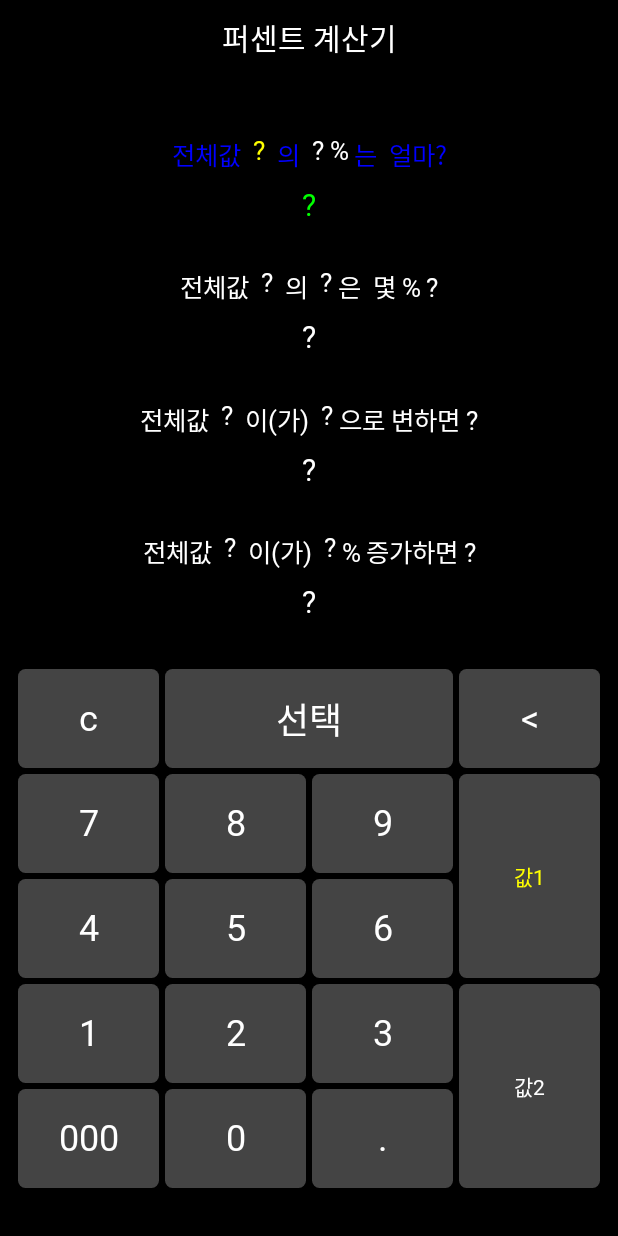
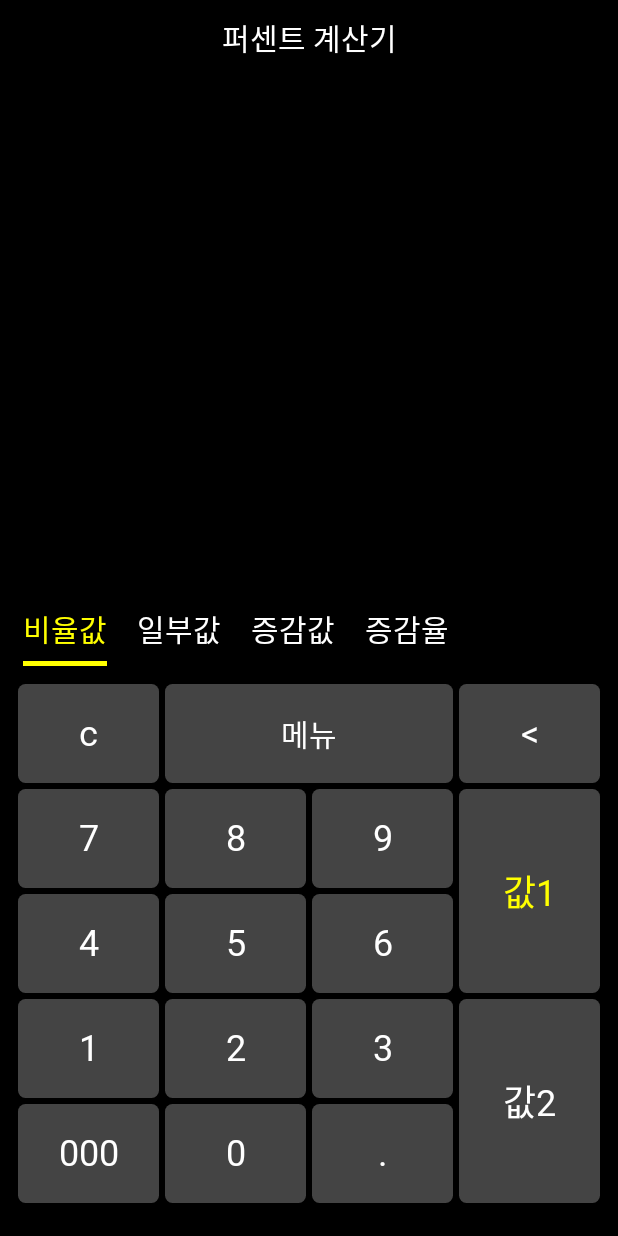
Before and after one commit to Jeong-Donghyeon/calculator-android, an Android app built with Jetpack Compose: the screen it shows after launch (MainActivity), on a phone screen of 412 x 824 dp. Run offline under Robolectric (Android 15) with nearby library versions, the phone set to English and light mode, and no system bars; our stand-ins replace Dagger/Hilt's generated code; Roboto replaces fonts that are not available here.

Commit message:
퍼센트 계산기 레이아웃 수정

```diff
--- a/app/src/main/java/dev/donghyeon/calculator/MainActivity.kt
+++ b/app/src/main/java/dev/donghyeon/calculator/MainActivity.kt
@@ -1,12 +1,9 @@
 package dev.donghyeon.calculator
 
-import android.app.Activity
 import android.os.Bundle
 import androidx.activity.ComponentActivity
 import androidx.activity.compose.setContent
 import androidx.activity.viewModels
-import androidx.compose.ui.graphics.toArgb
-import androidx.compose.ui.platform.LocalView
 import dagger.hilt.android.AndroidEntryPoint
 
 @AndroidEntryPoint
--- /dev/null
+++ b/app/src/main/java/dev/donghyeon/calculator/common/ViewScrollTab.kt
@@ -0,0 +1,247 @@
+package dev.donghyeon.calculator.common
+
+import androidx.compose.animation.animateColor
+import androidx.compose.animation.core.FastOutSlowInEasing
+import androidx.compose.animation.core.LinearEasing
+import androidx.compose.animation.core.animateDpAsState
+import androidx.compose.animation.core.tween
+import androidx.compose.animation.core.updateTransition
+import androidx.compose.foundation.background
+import androidx.compose.foundation.gestures.detectTapGestures
+import androidx.compose.foundation.horizontalScroll
+import androidx.compose.foundation.layout.fillMaxWidth
+import androidx.compose.foundation.layout.offset
+import androidx.compose.foundation.layout.padding
+import androidx.compose.foundation.layout.width
+import androidx.compose.foundation.layout.wrapContentSize
+import androidx.compose.foundation.rememberScrollState
+import androidx.compose.foundation.selection.selectableGroup
+import androidx.compose.material3.LocalContentColor
+import androidx.compose.material3.Surface
+import androidx.compose.material3.TabRowDefaults
+import androidx.compose.material3.Text
+import androidx.compose.material3.contentColorFor
+import androidx.compose.runtime.Composable
+import androidx.compose.runtime.CompositionLocalProvider
+import androidx.compose.runtime.getValue
+import androidx.compose.ui.Alignment
+import androidx.compose.ui.Modifier
+import androidx.compose.ui.UiComposable
+import androidx.compose.ui.composed
+import androidx.compose.ui.draw.clipToBounds
+import androidx.compose.ui.graphics.Color
+import androidx.compose.ui.input.pointer.pointerInput
+import androidx.compose.ui.layout.SubcomposeLayout
+import androidx.compose.ui.platform.debugInspectorInfo
+import androidx.compose.ui.text.style.TextAlign
+import androidx.compose.ui.tooling.preview.Preview
+import androidx.compose.ui.unit.Constraints
+import androidx.compose.ui.unit.Dp
+import androidx.compose.ui.unit.dp
+import androidx.compose.ui.unit.sp
+import dev.donghyeon.calculator.theme.ColorSet
+import dev.donghyeon.calculator.theme.TextSet
+
+@Preview
+@Composable
+fun Preview_ViewScrollTab() {
+    ViewScrollTab(
+        modifier = Modifier.background(ColorSet.container),
+        tabs = listOf("비율", "일부", "증값", "증율"),
+    )
+}
+
+@Composable
+fun ViewScrollTab(
+    modifier: Modifier = Modifier,
+    tabs: List<String>,
+    index: Int = 0,
+    onTab: (Int) -> Unit = {},
+) {
+    CustomScrollableTabRow(
+        modifier = modifier.then(Modifier.padding(horizontal = 5.dp)),
+        backgroundColor = Color.Transparent,
+        contentColor = ColorSet.text,
+        edgePadding = 0.dp,
+        divider = {},
+        indicator = {
+            TabRowDefaults.Indicator(
+                modifier =
+                    Modifier.customTabIndicatorOffset2(
+                        currentTabPosition = it[index],
+                    ),
+                color = ColorSet.select,
+            )
+        },
+        tabs = {
+            tabs.forEachIndexed { tabIndex, tab ->
+                val value = tabIndex == index
+                CustomTabTransition(
+                    selected = value,
+                    content = {
+                        Text(
+                            modifier =
+                                Modifier
+                                    .padding(10.dp)
+                                    .pointerInput(Unit) {
+                                        detectTapGestures(onTap = { onTab(tabIndex) })
+                                    },
+                            text = tab,
+                            textAlign = TextAlign.Center,
+                            style =
+                                if (value) {
+                                    TextSet.extraBold.copy(ColorSet.select, 20.sp)
+                                } else {
+                                    TextSet.bold.copy(ColorSet.text, 20.sp)
+                                },
+                        )
+                    },
+                )
+            }
+        },
+    )
+}
+
+@Composable
+@UiComposable
+private fun CustomScrollableTabRow(
+    modifier: Modifier = Modifier,
+    backgroundColor: Color = ColorSet.container,
+    contentColor: Color = contentColorFor(backgroundColor),
+    edgePadding: Dp = 52.dp,
+    indicator: @Composable (tabPositions: List<TabPos>) -> Unit,
+    divider: @Composable () -> Unit = @Composable { TabSlots.Divider },
+    tabs: @Composable () -> Unit,
+) {
+    Surface(
+        modifier = modifier,
+        color = backgroundColor,
+        contentColor = contentColor,
+    ) {
+        val scrollState = rememberScrollState()
+        SubcomposeLayout(
+            Modifier
+                .wrapContentSize(align = Alignment.CenterStart)
+                .horizontalScroll(scrollState)
+                .selectableGroup()
+                .clipToBounds(),
+        ) { constraints ->
+            val minTabWidth = 50.dp.roundToPx()
+            val padding = edgePadding.roundToPx()
+            val tabConstraints = constraints.copy(minWidth = minTabWidth)
+
+            val tabPlaceables =
+                subcompose(TabSlots.Tabs, tabs)
+                    .map { it.measure(tabConstraints) }
+
+            var layoutWidth = padding * 2
+            var layoutHeight = 0
+            tabPlaceables.forEach {
+                layoutWidth += it.width
+                layoutHeight = maxOf(layoutHeight, it.height)
+            }
+
+            // Position the children.
+            layout(layoutWidth, layoutHeight) {
+                // Place the tabs
+                val tabPositions = mutableListOf<TabPos>()
+                var left = padding
+                tabPlaceables.forEach {
+                    it.placeRelative(left, 0)
+                    tabPositions.add(TabPos(left = left.toDp(), right = it.width.toDp() - left.toDp(), width = it.width.toDp()))
+                    left += it.width
+                }
+                // The divider is measured with its own height, and width equal to the total width
+                // of the tab row, and then placed on top of the tabs.
+                subcompose(TabSlots.Divider, divider).forEach {
+                    val placeable =
+                        it.measure(
+                            constraints.copy(
+                                minHeight = 0,
+                                minWidth = layoutWidth,
+                                maxWidth = layoutWidth,
+                            ),
+                        )
+                    placeable.placeRelative(0, layoutHeight - placeable.height)
+                }
+
+                // The indicator container is measured to fill the entire space occupied by the tab
+                // row, and then placed on top of the divider.
+                subcompose(TabSlots.Indicator) {
+                    indicator(tabPositions)
+                }.forEach {
+                    it.measure(Constraints.fixed(layoutWidth, layoutHeight)).placeRelative(0, 0)
+                }
+            }
+        }
+    }
+}
+
+@Composable
+private fun CustomTabTransition(
+    activeColor: Color = ColorSet.select,
+    inactiveColor: Color = ColorSet.text,
+    selected: Boolean,
+    content: @Composable () -> Unit,
+) {
+    val transition = updateTransition(selected, label = "")
+    val color by transition.animateColor(
+        transitionSpec = {
+            if (false isTransitioningTo true) {
+                tween(
+                    durationMillis = 150,
+                    delayMillis = 100,
+                    easing = LinearEasing,
+                )
+            } else {
+                tween(
+                    durationMillis = 100,
+                    easing = LinearEasing,
+                )
+            }
+        },
+        label = "",
+    ) {
+        if (it) activeColor else inactiveColor
+    }
+    CompositionLocalProvider(
+        LocalContentColor provides color,
+        content = content,
+    )
+}
+
+private fun Modifier.customTabIndicatorOffset2(currentTabPosition: TabPos): Modifier =
+    composed(
+        inspectorInfo =
+            debugInspectorInfo {
+                name = "tabIndicatorOffset"
+                value = currentTabPosition
+            },
+    ) {
+        val currentTabWidth by animateDpAsState(
+            label = "",
+            targetValue = currentTabPosition.width - 20.dp,
+            animationSpec = tween(durationMillis = 250, easing = FastOutSlowInEasing),
+        )
+        val indicatorOffset by animateDpAsState(
+            label = "",
+            targetValue = currentTabPosition.left + 10.dp,
+            animationSpec = tween(durationMillis = 250, easing = FastOutSlowInEasing),
+        )
+        fillMaxWidth()
+            .wrapContentSize(Alignment.BottomStart)
+            .offset(x = indicatorOffset)
+            .width(currentTabWidth)
+    }
+
+private data class TabPos(
+    val left: Dp,
+    val right: Dp,
+    val width: Dp,
+)
+
+private enum class TabSlots {
+    Tabs,
+    Divider,
+    Indicator,
+}
--- a/app/src/main/java/dev/donghyeon/calculator/general/GeneralScreen.kt
+++ b/app/src/main/java/dev/donghyeon/calculator/general/GeneralScreen.kt
@@ -70,14 +70,14 @@ fun GeneralScreen(
                 modifier = Modifier.fillMaxWidth(),
                 textAlign = TextAlign.End,
                 text = state.calculation,
-                style = TextSet.extraBold.copy(ColorSet.text,30.sp),
+                style = TextSet.extraBold.copy(ColorSet.text, 30.sp),
             )
             Box(modifier = Modifier.weight(1f))
             Text(
                 modifier = Modifier.fillMaxWidth(),
                 textAlign = TextAlign.End,
                 text = state.result,
-                style = TextSet.extraBold.copy(ColorSet.text,30.sp),
+                style = TextSet.extraBold.copy(ColorSet.text, 30.sp),
             )
         }
         Row(horizontalArrangement = Arrangement.spacedBy(5.dp)) {
--- a/app/src/main/java/dev/donghyeon/calculator/percent/PercentScreen.kt
+++ b/app/src/main/java/dev/donghyeon/calculator/percent/PercentScreen.kt
@@ -1,11 +1,11 @@
 package dev.donghyeon.calculator.percent
 
+import androidx.compose.foundation.background
 import androidx.compose.foundation.layout.Arrangement
 import androidx.compose.foundation.layout.Column
 import androidx.compose.foundation.layout.Row
 import androidx.compose.foundation.layout.Spacer
 import androidx.compose.foundation.layout.fillMaxHeight
-import androidx.compose.foundation.layout.fillMaxSize
 import androidx.compose.foundation.layout.fillMaxWidth
 import androidx.compose.foundation.layout.height
 import androidx.compose.foundation.layout.padding
@@ -13,6 +13,9 @@ import androidx.compose.material3.Text
 import androidx.compose.runtime.Composable
 import androidx.compose.runtime.collectAsState
 import androidx.compose.runtime.getValue
+import androidx.compose.runtime.mutableIntStateOf
+import androidx.compose.runtime.remember
+import androidx.compose.runtime.setValue
 import androidx.compose.ui.Alignment
 import androidx.compose.ui.Modifier
 import androidx.compose.ui.tooling.preview.Preview
@@ -22,12 +25,14 @@ import androidx.hilt.navigation.compose.hiltViewModel
 import dev.donghyeon.calculator.common.TitleView
 import dev.donghyeon.calculator.common.ViewButtonNumber
 import dev.donghyeon.calculator.common.ViewButtonValue
+import dev.donghyeon.calculator.common.ViewScrollTab
 import dev.donghyeon.calculator.theme.ColorSet
 import dev.donghyeon.calculator.theme.TextSet
 
 @Preview
 @Composable
-fun Preview_PercentScreen() = PercentScreen(
+fun Preview_PercentScreen() =
+    PercentScreen(
         state = PercentData(),
     )
 
@@ -47,31 +52,32 @@ const val RATIO_KEYBOARD = 3f
 fun PercentScreen(
     state: PercentData,
     action: PercentAction? = null,
-) = Column {
+) = Column(modifier = Modifier.background(ColorSet.container)) {
     TitleView(title = "퍼센트 계산기")
-    Column(
-        modifier =
-        Modifier
-            .fillMaxSize()
-            .padding(10.dp)
-            .padding(bottom = 20.dp),
-    ) {
     Column(
         modifier = Modifier.weight(1f),
         verticalArrangement = Arrangement.SpaceEvenly,
     ) {
-            Calculate1View(state = state)
-            Calculate2View(state = state)
-            Calculate3View(state = state)
-            Calculate4View(state = state)
+        Calculate11View(state = state)
     }
-        Row {
+    var tab by remember { mutableIntStateOf(0) }
+    ViewScrollTab(
+        modifier = Modifier.fillMaxWidth(),
+        tabs = listOf("비율값", "일부값", "증감값", "증감율"),
+        index = tab,
+        onTab = { tab = it },
+    )
+    Row(
+        modifier =
+            Modifier
+                .padding(10.dp)
+                .padding(bottom = 10.dp),
+    ) {
         Column(modifier = Modifier.weight(RATIO_KEYBOARD)) {
             KeyboardLeftView(action = action)
         }
         Column(modifier = Modifier.weight(1f)) {
             KeyboardRightView(state = state, action = action)
-            }
         }
     }
 }
@@ -369,14 +375,15 @@ fun KeyboardLeftView(action: PercentAction? = null) =
                 onClick = { action?.inputClear() },
                 text = "c",
             )
-            ViewButtonNumber(
+            ViewButtonValue(
                 modifier =
                     Modifier
                         .weight(2f)
                         .fillMaxHeight()
                         .padding(2.dp),
                 onClick = { action?.inputCalculateSelect() },
-                text = "선택",
+                text = "메뉴",
+                style = TextSet.bold.copy(ColorSet.text, 20.sp),
             )
         }
         listOf(
@@ -433,6 +440,7 @@ private fun KeyboardRightView(
                         4 -> if (state.calculate4.valueSelect == 1) ColorSet.select else ColorSet.text
                         else -> ColorSet.text
                     },
+                24.sp,
             ),
     )
     ViewButtonValue(
@@ -453,6 +461,15 @@ private fun KeyboardRightView(
                         4 -> if (state.calculate4.valueSelect == 2) ColorSet.select else ColorSet.text
                         else -> ColorSet.text
                     },
+                24.sp,
             ),
     )
 }
+
+@Preview
+@Composable
+fun Preview_Calculate11View() {
+}
+
+@Composable
+fun Calculate11View(state: PercentData) = Column {}
--- /dev/null
+++ b/app/src/main/res/drawable/ic_menu.xml
@@ -0,0 +1,10 @@
+<vector xmlns:android="http://schemas.android.com/apk/res/android"
+    android:width="24dp"
+    android:height="24dp"
+    android:viewportWidth="24"
+    android:viewportHeight="24"
+    android:tint="?attr/colorControlNormal">
+  <path
+      android:fillColor="@android:color/white"
+      android:pathData="M3,18h18v-2L3,16v2zM3,13h18v-2L3,11v2zM3,6v2h18L21,6L3,6z"/>
+</vector>
```
Also changed, not shown: app/src/main/java/dev/donghyeon/calculator/common/ViewButtonNumber.kt (+9 -7 lines), app/src/main/java/dev/donghyeon/calculator/common/ViewButtonValue.kt (+5 -3 lines), app/src/main/java/dev/donghyeon/calculator/common/ViewTextTitle.kt (+9 -8 lines), app/src/main/java/dev/donghyeon/calculator/theme/TextSet.kt (+20 -10 lines). Lines whose indentation alone changed are shown as unchanged.
